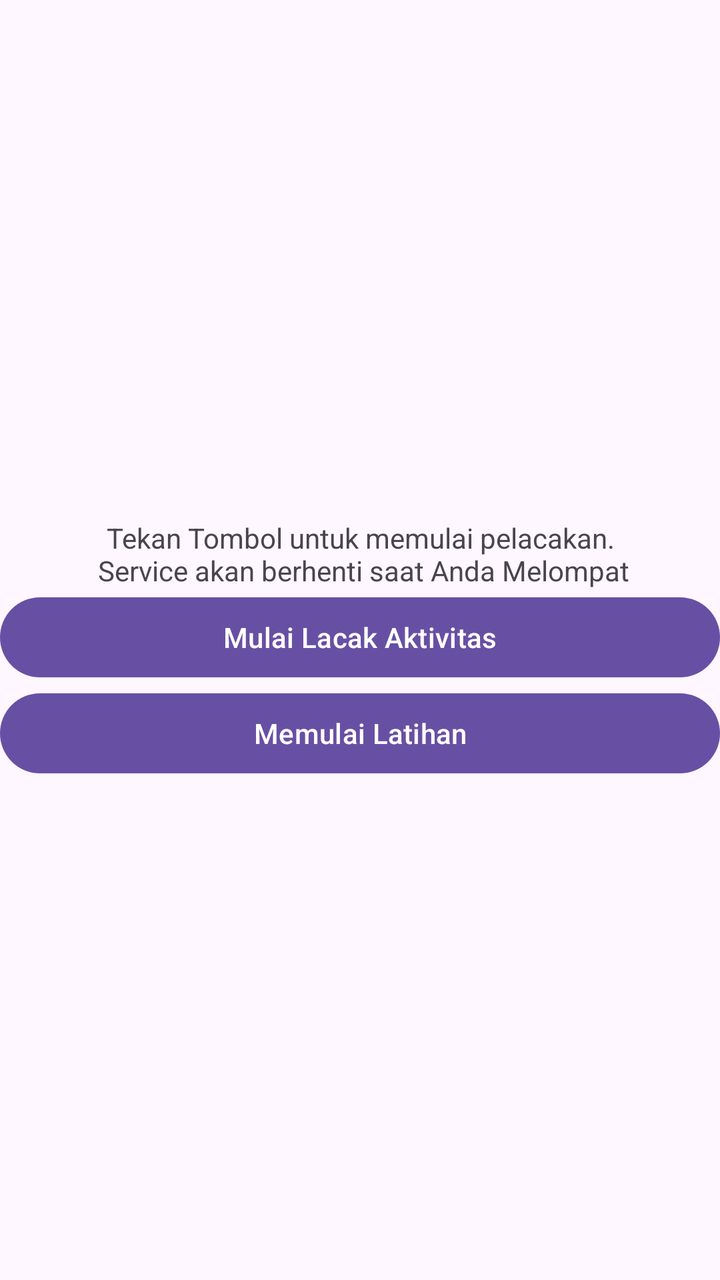
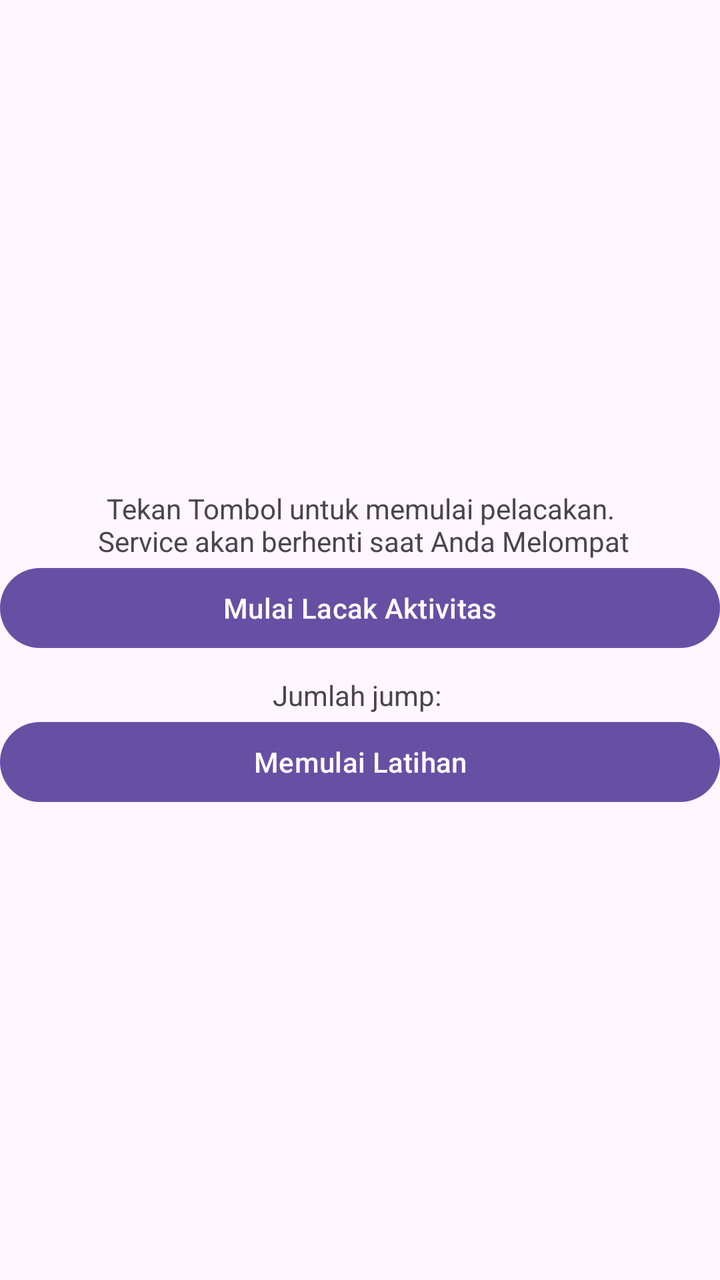

The first picture is an Android layout as it rendered before a commit; the second is the same layout after the commit. The layout source and the unified diff follow.
<!-- AndroidManifest.xml: application theme Theme.BackgroundServices -->
<!-- res/layout/activity_main.xml -->
<?xml version="1.0" encoding="utf-8"?>
<LinearLayout xmlns:android="http://schemas.android.com/apk/res/android"
    xmlns:app="http://schemas.android.com/apk/res-auto"
    xmlns:tools="http://schemas.android.com/tools"
    android:id="@+id/main"
    android:layout_width="match_parent"
    android:layout_height="match_parent"
    tools:context=".MainActivity"
    android:orientation="vertical"
    >

    <LinearLayout
        android:layout_width="match_parent"
        android:layout_height="match_parent"
        android:layout_gravity="center_vertical"
        android:gravity="center"
        android:orientation="vertical"
        >
        <TextView
            android:layout_width="match_parent"
            android:layout_height="wrap_content"
            android:id="@+id/statusTextView"
            android:text="Tekan Tombol untuk memulai pelacakan.\n Service akan berhenti saat Anda Melompat"
            android:gravity="center"
            android:layout_marginTop="10dp"
            android:layout_gravity="center_vertical"
            />

        <Button
            android:layout_width="match_parent"
            android:layout_height="wrap_content"
            android:id="@+id/btnStart"
            android:text="Mulai Lacak Aktivitas"
            android:layout_gravity="center_vertical"
            />

        <Button
            android:layout_width="match_parent"
            android:layout_height="wrap_content"
            android:text="Memulai Latihan"
            android:id="@+id/btnMulaiLatihan"
            />

    </LinearLayout>

</LinearLayout>
<!-- resources referenced by this layout -->
<resources>
  <style name="Theme.BackgroundServices" parent="Base.Theme.BackgroundServices" />
  <style name="Base.Theme.BackgroundServices" parent="Theme.Material3.DayNight.NoActionBar">
          
          
      </style>
</resources>

<!-- the commit's change to res/layout/activity_main.xml (unified diff, before → after) -->
@@ -34,6 +34,16 @@
             android:layout_gravity="center_vertical"
             />
 
+        <TextView
+            android:layout_width="match_parent"
+            android:layout_height="wrap_content"
+            android:id="@+id/jumlahJumpText"
+            android:text="Jumlah jump: "
+            android:gravity="center"
+            android:layout_marginTop="10dp"
+            android:layout_gravity="center_vertical"
+            />
+
         <Button
             android:layout_width="match_parent"
             android:layout_height="wrap_content"
